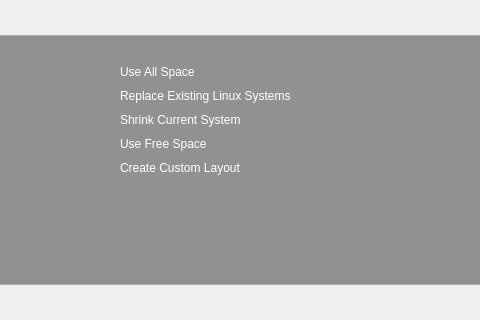
Before: the Qt Designer form yali/gui/Ui/autopartwidget.ui in dadas45li/yali, drawn with Qt 5; both pictures show x 179 to 659 and y 169 to 489 of the 800 by 659 pixel window.
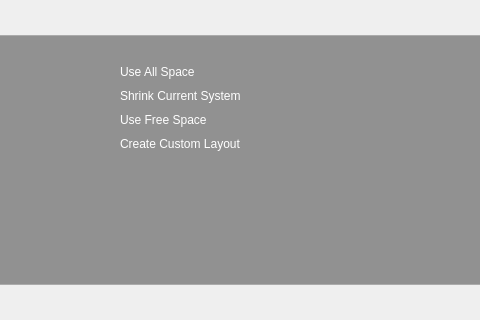
After: the same form once the commit is applied. Icons and pictures are not drawn.

What changed in the file:
```diff
--- a/yali/gui/Ui/autopartwidget.ui
+++ b/yali/gui/Ui/autopartwidget.ui
@@ -226,15 +226,6 @@
              <normaloff>:/gui/pics/partscheme-all.png</normaloff>:/gui/pics/partscheme-all.png</iconset>
            </property>
           </item>
-          <item>
-           <property name="text">
-            <string notr="true">Replace Existing Linux Systems</string>
-           </property>
-           <property name="icon">
-            <iconset resource="../../data.qrc">
-             <normaloff>:/gui/pics/partscheme-replace.png</normaloff>:/gui/pics/partscheme-replace.png</iconset>
-           </property>
-          </item>
           <item>
            <property name="text">
             <string notr="true">Shrink Current System</string>
```
